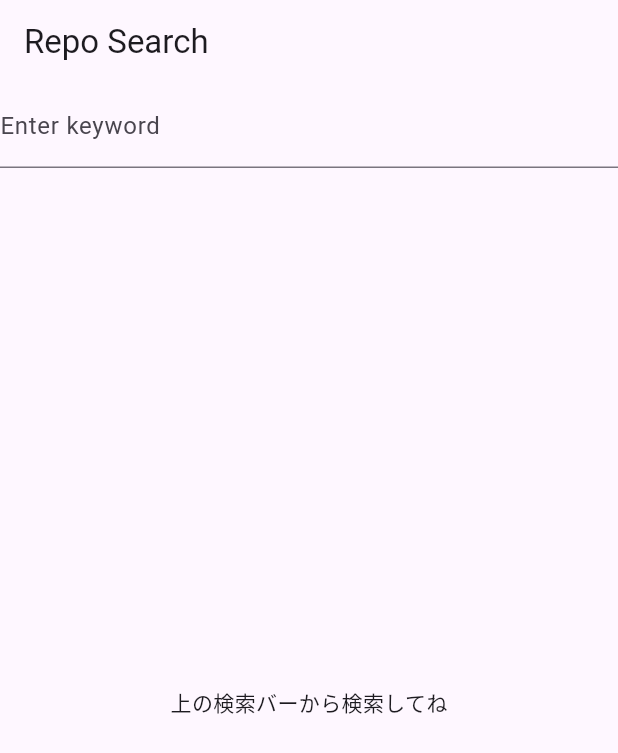
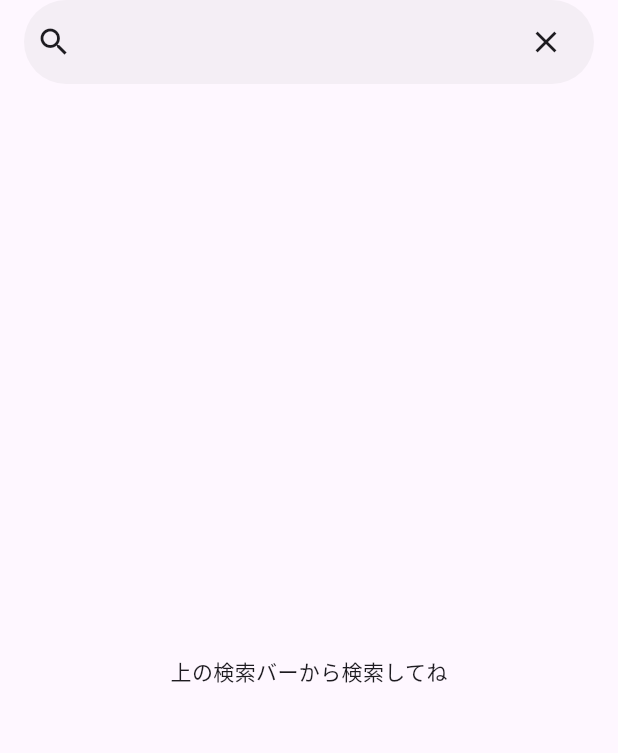
Before and after one commit to yumemi-inc/flutter-engineer-codecheck, a Flutter app: the screen it shows after launch, on a phone screen of 412 x 824 dp. Shown: the top 753 px of the screen. Run offline on Flutter 3.47's test engine with Material 2 defaults, Android fonts, the phone set to English and light mode, and no system bars; our stand-ins replace dio, flutter_dotenv, flutter_riverpod, freezed_annotation, retrofit, riverpod_annotation; missing offline and left inert: ua_client_hints; generated files the repository leaves out were written again.

Commit message:
style: repo page

```diff
--- a/lib/ui/repo_search/repo_search_page.dart
+++ b/lib/ui/repo_search/repo_search_page.dart
@@ -1,5 +1,7 @@
 import 'package:flutter/material.dart';
 import 'package:flutter_engineer_codecheck/repos_view_model.dart';
+import 'package:flutter_engineer_codecheck/ui/repo_search/repo_list_tile.dart';
+import 'package:flutter_engineer_codecheck/ui/repo_search/search_app_bar.dart';
 import 'package:flutter_riverpod/flutter_riverpod.dart';
 
 class RepoSearchPage extends ConsumerStatefulWidget {
@@ -10,10 +12,12 @@ class RepoSearchPage extends ConsumerStatefulWidget {
 }
 
 class _RepoSearchPageState extends ConsumerState<RepoSearchPage> {
+  late final TextEditingController _textEditingController;
   late final ScrollController _scrollController;
 
   @override
   void initState() {
+    _textEditingController = TextEditingController();
     _scrollController = ScrollController()
       ..addListener(() {
         final isBottom = _scrollController.position.pixels ==
@@ -27,6 +31,7 @@ class _RepoSearchPageState extends ConsumerState<RepoSearchPage> {
 
   @override
   void dispose() {
+    _textEditingController.dispose();
     _scrollController.dispose();
     super.dispose();
   }
@@ -40,19 +45,14 @@ class _RepoSearchPageState extends ConsumerState<RepoSearchPage> {
     final reposViewModel = ref.watch(reposViewModelProvider.notifier);
 
     return Scaffold(
-      appBar: AppBar(
-        title: const Text('Repo Search'),
-      ),
-      body: Column(
-        children: [
-          TextField(
-            decoration: const InputDecoration(
-              labelText: 'Enter keyword',
-            ),
+      appBar: PreferredSize(
+        preferredSize: const Size.fromHeight(70),
+        child: SearchAppBar(
+          textEditingController: _textEditingController,
           onSubmitted: reposViewModel.searchRepos,
         ),
-          Expanded(
-            child: reposAsyncValue.when(
+      ),
+      body: reposAsyncValue.when(
         data: (repos) {
           if (repos == null) {
             return const Center(
@@ -80,9 +80,7 @@ class _RepoSearchPageState extends ConsumerState<RepoSearchPage> {
                   return const SizedBox();
                 }
               }
-                    return ListTile(
-                      title: Text(repos[index].name),
-                    );
+              return RepoListTile(repo: repos[index]);
             },
             separatorBuilder: (context, index) {
               return const Divider();
@@ -97,9 +95,6 @@ class _RepoSearchPageState extends ConsumerState<RepoSearchPage> {
           );
         },
       ),
-          ),
-        ],
-      ),
     );
   }
 }
--- /dev/null
+++ b/lib/ui/repo_search/search_app_bar.dart
@@ -0,0 +1,32 @@
+import 'package:flutter/material.dart';
+
+class SearchAppBar extends StatelessWidget {
+  const SearchAppBar({
+    super.key,
+    required TextEditingController textEditingController,
+    required void Function(String)? onSubmitted,
+  })  : _textEditingController = textEditingController,
+        _onSubmitted = onSubmitted;
+
+  final TextEditingController _textEditingController;
+  final void Function(String)? _onSubmitted;
+
+  @override
+  Widget build(BuildContext context) {
+    return AppBar(
+      title: SearchBar(
+        elevation: const MaterialStatePropertyAll(0), // appbarと同じ高さに
+        controller: _textEditingController,
+        backgroundColor: MaterialStatePropertyAll(Colors.grey.withOpacity(0.1)),
+        leading: const Icon(Icons.search),
+        trailing: [
+          IconButton(
+            icon: const Icon(Icons.close),
+            onPressed: _textEditingController.clear,
+          ),
+        ],
+        onSubmitted: _onSubmitted,
+      ),
+    );
+  }
+}
--- a/lib/ui/theme/app_theme.dart
+++ b/lib/ui/theme/app_theme.dart
@@ -8,5 +8,8 @@ ThemeData appTheme(AppThemeRef ref) {
   return ThemeData(
     colorScheme: ColorScheme.fromSeed(seedColor: Colors.deepPurple),
     useMaterial3: true,
+    dividerTheme: const DividerThemeData(
+      space: 0, // Dividerの上下のスペースを0にする
+    ),
   );
 }
```
Also changed, not shown: lib/ui/repo_search/repo_language_label.dart (added, +22 -0 lines), lib/ui/repo_search/repo_list_tile.dart (added, +64 -0 lines), lib/ui/repo_search/repo_stargazers_count_label.dart (added, +20 -0 lines), lib/repos_view_model.g.dart, lib/ui/theme/app_theme.g.dart. Lines whose indentation alone changed are shown as unchanged.
